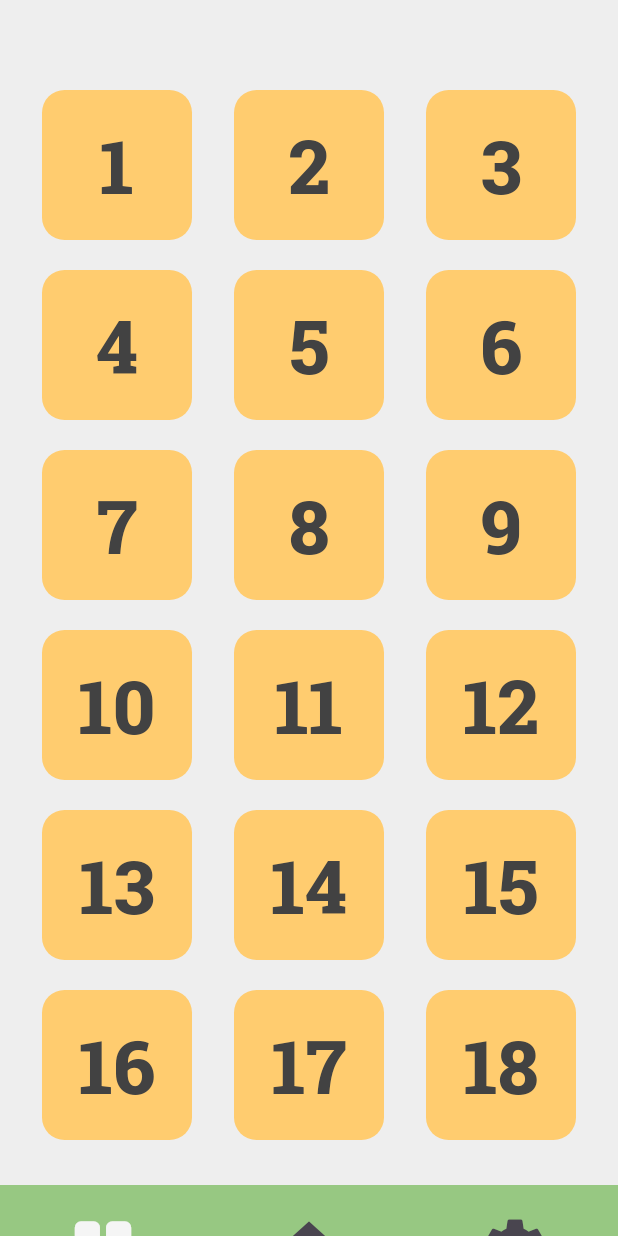
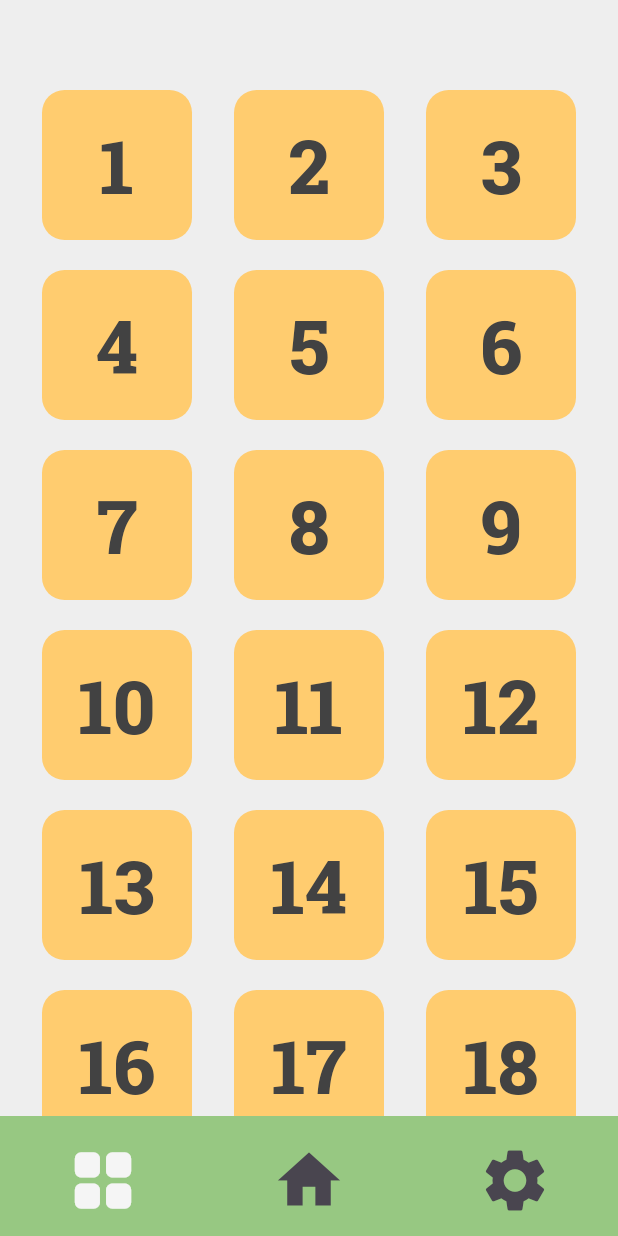
Before and after one commit to emm-j/PWS, a Flutter app: the Levels screen opened by its route, on a phone screen of 412 x 824 dp. Run offline on Flutter 3.47's test engine with Material 3 defaults, Android fonts, the phone set to English and light mode, and no system bars; our stand-ins replace pedometer, permission_handler, shared_preferences, sqflite; accounts and stored records are empty.

Commit message:
Levels kan je scrollen met nog steeds de navigatie onderin het scherm

```diff
--- a/lib/main.dart
+++ b/lib/main.dart
@@ -489,7 +489,9 @@ class _LevelsState extends State<Levels> {
                 padding: EdgeInsetsDirectional.fromSTEB(0, 10, 0, 10)
             ),
             Spacer(),
-            Container(
+          ],
+        ),
+        bottomNavigationBar: Container(
             height: 80,
             decoration:
             BoxDecoration(color: Color.fromRGBO(151, 200, 130, 1)),
@@ -518,8 +520,8 @@ class _LevelsState extends State<Levels> {
               ],
             ),
           ),
-          ],
-        ));
+    );
+
   }
 }
 
```
Lines whose indentation alone changed are shown as unchanged.
